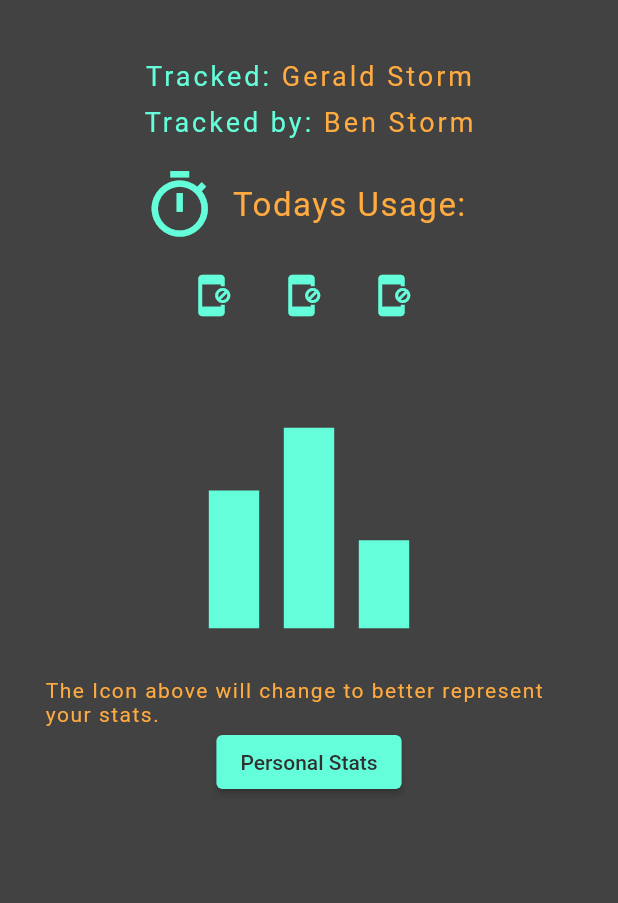
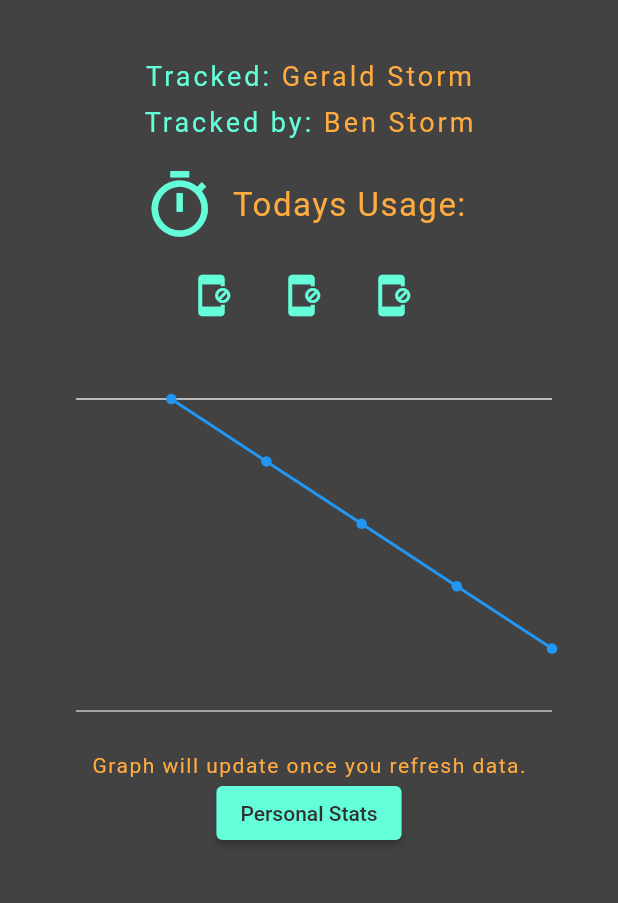
Before and after one commit to RPoolman/App-Usage, a Flutter app: the screen it shows after launch, on a phone screen of 412 x 824 dp, the part 84-987 px from its top. Run offline on Flutter 3.47's test engine with Material 2 defaults, Android fonts, the light colour scheme and no system bars; our stand-ins replace charts_flutter; missing offline and left inert: app_usage.

Commit message:
CHART IMPLEMENTED!!!!!
implemented functionality to have a chart on the first page which links to data and formats accordingly. Cleaned up some code styling and added a class.

```diff
--- a/flutter_app/lib/Stats.dart
+++ b/flutter_app/lib/Stats.dart
@@ -91,7 +91,7 @@ class StatScreen extends StatelessWidget {
                   child: Text('Overview'),
                   onPressed: () { Navigator.push(
                                     context,
-                                    MaterialPageRoute(builder: (context) => landingPage()),
+                                    MaterialPageRoute(builder: (context) => LandingPage()),
                                   ); },
                 ),
                 ElevatedButton(
--- /dev/null
+++ b/flutter_app/lib/dataChart.dart
@@ -0,0 +1,47 @@
+import 'package:flutter/material.dart';
+import 'deviceVars.dart';
+import 'package:charts_flutter/flutter.dart' as charts;
+
+class PointsLineChart extends StatelessWidget {
+  final List<charts.Series> seriesList;
+  final bool animate;
+  PointsLineChart(this.seriesList, {this.animate});
+  factory PointsLineChart.withSampleData() {
+    return new PointsLineChart(
+      createSampleData(),
+      animate: false,
+    );
+  }
+  @override
+  Widget build(BuildContext context) {
+    return new charts.LineChart(seriesList,
+        animate: animate,
+        defaultRenderer: new charts.LineRendererConfig(includePoints: true));
+  }
+  static List<charts.Series<LinearApps, int>> createSampleData() {
+    final data = [
+      new LinearApps(0, -1),
+      new LinearApps(1, -1),
+      new LinearApps(2, -1),
+      new LinearApps(3, -1),
+      new LinearApps(4, -1),
+    ];
+    for(int appPos = 0; appPos < 5; appPos++) {
+      data[appPos] = new LinearApps(appPos+1, GlobalData.appsGraph[4-appPos]);
+    }
+    return [
+      new charts.Series<LinearApps, int>(
+        id: 'Usage',
+        colorFn: (_, __) => charts.MaterialPalette.blue.shadeDefault,
+        measureFn: (LinearApps time, _) => time.appDur,
+        domainFn: (LinearApps number, _) => number.appNo,
+        data: data,
+      )
+    ];
+  }
+}
+class LinearApps {
+  final int appNo;
+  final int appDur;
+  LinearApps(this.appNo, this.appDur);
+}
--- a/flutter_app/lib/deviceVars.dart
+++ b/flutter_app/lib/deviceVars.dart
@@ -7,4 +7,6 @@ class GlobalData {
   static String app1Time = "";
   static String app2Time = "";
   static String app3Time = "";
+  //int variables for timing(only applicable to graph now);
+  static List<int> appsGraph = [1,2,3,4,5];
 }
--- a/flutter_app/lib/main.dart
+++ b/flutter_app/lib/main.dart
@@ -2,15 +2,16 @@ import 'package:flutter/cupertino.dart';
 import 'package:flutter/material.dart';
 import 'Stats.dart';
 import 'deviceVars.dart';
-//import 'package:charts_flutter/flutter.dart'; // this line Imported
+import 'dataChart.dart';
 
-void main() { runApp(MaterialApp(home: landingPage()));}
-class landingPage extends StatefulWidget {
+void main() { runApp(MaterialApp(home: LandingPage()));}
+class LandingPage extends StatefulWidget {
   @override
-  _landingPageState createState() => _landingPageState();
+  _LandingPageState createState() => _LandingPageState();
 }
-class _landingPageState extends State<landingPage> {
+class _LandingPageState extends State<LandingPage> {
   @override
+
   Widget build(BuildContext context) {
     return new Scaffold(
       backgroundColor: Colors.grey[800],
@@ -20,7 +21,8 @@ class _landingPageState extends State<landingPage> {
         backgroundColor: Colors.orangeAccent,
         elevation: 0,
       ),
-      body: Padding(
+      body:
+      Padding(
         padding: EdgeInsets.fromLTRB(30.0, 40.0, 30.0, 0),
         child: Column(
           crossAxisAlignment: CrossAxisAlignment.start,
@@ -128,13 +130,9 @@ class _landingPageState extends State<landingPage> {
             Column(
               mainAxisAlignment: MainAxisAlignment.center,
               children: <Widget>[
-                Icon(
-                  Icons.bar_chart,
-                  color: Colors.tealAccent,
-                  size: 200,
-                ),
+                SizedBox(height:250, child: PointsLineChart(PointsLineChart.createSampleData(), animate: false)),
                 Text(
-                  'The Icon above will change to better represent your stats.',
+                  'Graph will update once you refresh data.',
                   style: TextStyle(
                     color: Colors.orangeAccent,
                     fontSize: 14,
--- a/flutter_app/lib/pullData.dart
+++ b/flutter_app/lib/pullData.dart
@@ -23,6 +23,9 @@ class _DeviceAppsState extends State<DeviceApps> {
         _infos = infoList;
       });
       var listLen = infoList.length;
+      for(int appPos = 0; appPos < 5; appPos++) {
+        GlobalData.appsGraph[appPos] = (infoList[appPos].usage.inSeconds/3600).round();
+      }
       switch(listLen) {
         case 0: { GlobalData.app1Name = ""; }
         break;
--- a/flutter_app/pubspec.yaml
+++ b/flutter_app/pubspec.yaml
@@ -24,12 +24,12 @@ dependencies:
   flutter:
     sdk: flutter
   app_settings: 4.0.4
-  app_usage: ^1.2.0
-  charts_flutter: ^0.9.0
+  app_usage: 1.2.0
+  charts_flutter: 0.9.0
 
   # The following adds the Cupertino Icons font to your application.
   # Use with the CupertinoIcons class for iOS style icons.
-  cupertino_icons: ^1.0.1
+  cupertino_icons: 1.0.1
 
 dev_dependencies:
   flutter_test:
```
Also changed, not shown: flutter_app/pubspec.lock.
